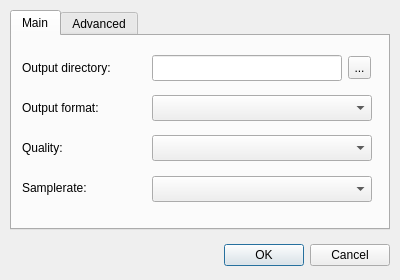
First picture: the form in src/settingsdialog.ui, repository Bleuzen/FFaudioConverter, before the edit.
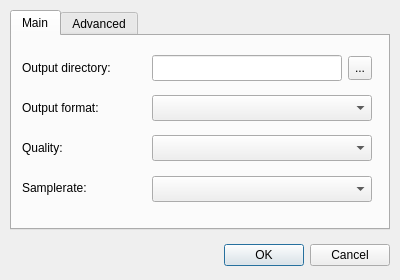
Second picture: the form after the edit.

Commit message: fixed worlds biggest problems

The edit to the form file:
```diff
--- a/src/settingsdialog.ui
+++ b/src/settingsdialog.ui
@@ -129,8 +129,8 @@
       <rect>
        <x>336</x>
        <y>20</y>
-       <width>23</width>
-       <height>23</height>
+       <width>24</width>
+       <height>24</height>
       </rect>
      </property>
      <property name="text">
```
